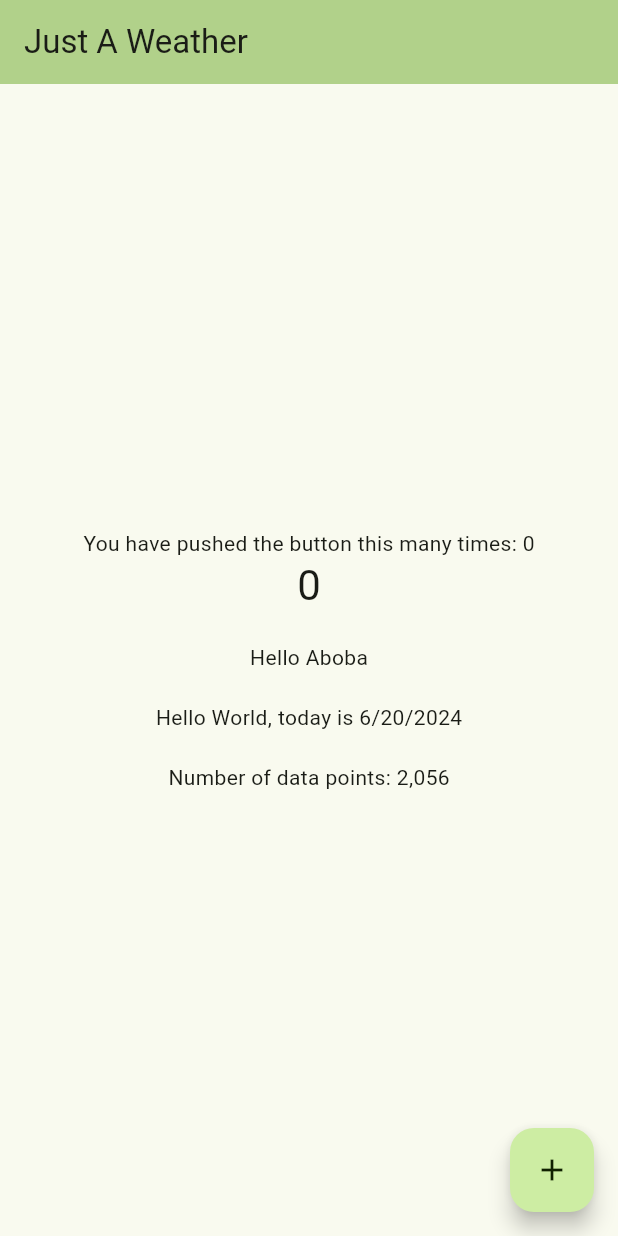
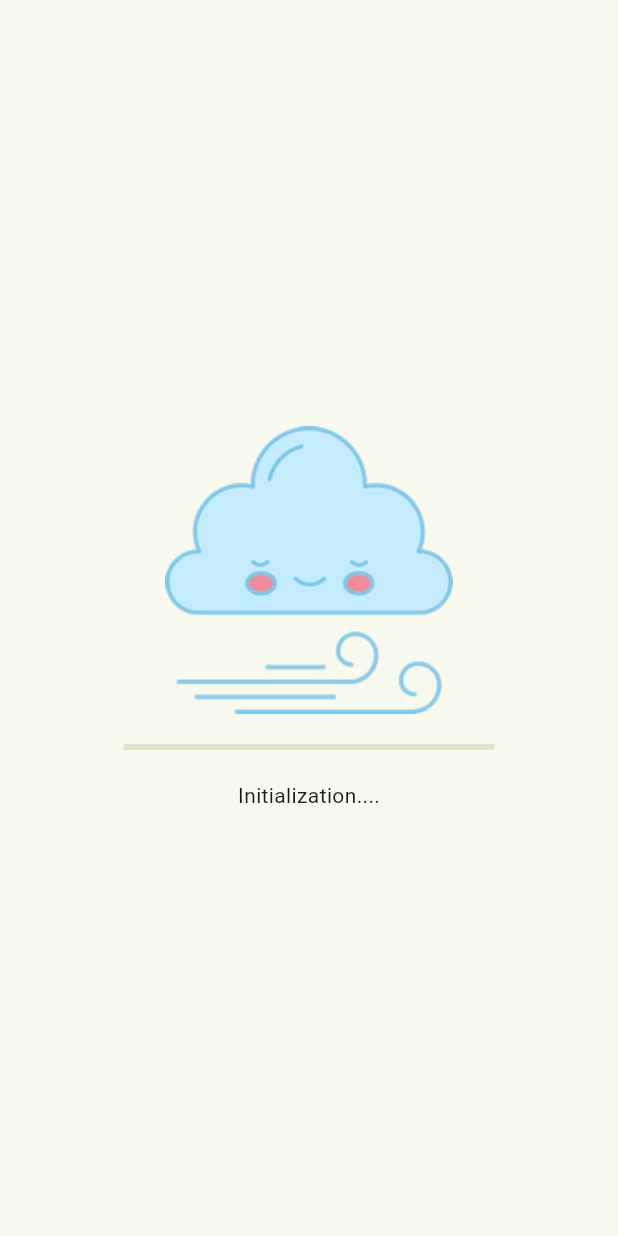
Before and after one commit to NikitaMasev/weather_app, a Flutter app: the first screen one second after launch, on a phone screen of 412 x 824 dp. Run offline on Flutter 3.47's test engine with Material 3 defaults, Android fonts, the phone set to English and light mode, and no system bars; our stand-ins replace sentry_flutter, shared_preferences; generated files the repository leaves out were written again.

Commit message:
splash page with loading app dependencies; added app_dependencies_configurator.dart for initialization needed resources of app;

```diff
--- a/lib/app.dart
+++ b/lib/app.dart
@@ -1,12 +1,17 @@
 import 'package:flutter/material.dart';
 import 'package:flutter_gen/gen_l10n/app_localizations.dart';
+import 'package:weather_app/di/configurators/app_dependencies_configurator.dart';
+import 'package:weather_app/di/configurators/initial_platform_dependencies.dart';
 import 'package:weather_app/di/providers/theme_mode_provider.dart';
+import 'package:weather_app/presentation/pages/start_flow/splash_page.dart';
 import 'package:weather_app/presentation/theming/theme_builder.dart';
 import 'package:weather_app/presentation/theming/theme_mode_extension.dart';
 import 'package:weather_app/presentation/theming/theme_mode_manager.dart';
 
 class App extends StatelessWidget {
-  const App();
+  const App(this.initialPlatformDependencies);
+
+  final InitialPlatformDependencies initialPlatformDependencies;
 
   @override
   Widget build(final BuildContext context) => ListenableBuilder(
@@ -18,7 +23,16 @@ class App extends StatelessWidget {
           themeMode: ThemeModeProvider.of(ctx).themeMode,
           localizationsDelegates: AppLocalizations.localizationsDelegates,
           supportedLocales: AppLocalizations.supportedLocales,
-          home: const MyHomePage(),
+          home: Builder(
+            builder: (final ctxHome) => SplashPage(
+              appDependenciesConfigurator: AppDependenciesConfigurator(
+                env: initialPlatformDependencies.env,
+                sharedPlatformPersistentImpl:
+                    initialPlatformDependencies.sharedPlatformPersistent,
+                appLocalizations: AppLocalizations.of(ctxHome)!,
+              ),
+            ),
+          ),
         ),
       );
 }
@@ -89,7 +103,7 @@ class _MyHomePageState extends State<MyHomePage> {
           // wireframe for each widget.
           mainAxisAlignment: MainAxisAlignment.center,
           children: <Widget>[
-             Text(
+            Text(
               AppLocalizations.of(context)!.pressedButton(_counter),
             ),
             Text(
--- /dev/null
+++ b/lib/di/configurators/app_dependencies_configurator.dart
@@ -0,0 +1,107 @@
+import 'dart:async';
+
+import 'package:flutter_gen/gen_l10n/app_localizations.dart';
+import 'package:weather_app/data/sources/shared/shared_platform_persistent_impl.dart';
+import 'package:weather_app/di/models/app_dependencies.dart';
+import 'package:weather_app/di/models/environments.dart';
+
+sealed class AppDependenciesState {
+  factory AppDependenciesState.initial() => AppDependenciesInitial();
+
+  factory AppDependenciesState.loading({
+    required final double progressPercent,
+    required final String description,
+  }) =>
+      AppDependenciesLoading(
+        progressPercent: progressPercent,
+        description: description,
+      );
+
+  factory AppDependenciesState.success({
+    required final AppDependencies appDependencies,
+  }) =>
+      AppDependenciesSuccess(appDependencies: appDependencies);
+}
+
+final class AppDependenciesInitial implements AppDependenciesState {}
+
+final class AppDependenciesLoading implements AppDependenciesState {
+  AppDependenciesLoading({
+    required this.progressPercent,
+    required this.description,
+  });
+
+  final double progressPercent;
+  final String description;
+}
+
+final class AppDependenciesSuccess implements AppDependenciesState {
+  AppDependenciesSuccess({required this.appDependencies});
+
+  final AppDependencies appDependencies;
+}
+
+final class AppDependenciesConfigurator {
+  AppDependenciesConfigurator({
+    required final Env env,
+    required final SharedPlatformPersistentImpl sharedPlatformPersistentImpl,
+    required final AppLocalizations appLocalizations,
+  })  : _env = env,
+        _sharedPlatformPersistentImpl = sharedPlatformPersistentImpl,
+        _appLocalizations = appLocalizations;
+
+  final Env _env;
+  final SharedPlatformPersistentImpl _sharedPlatformPersistentImpl;
+  final AppLocalizations _appLocalizations;
+
+  final _controllerDependenciesState = StreamController<AppDependenciesState>();
+
+  Stream<AppDependenciesState> get streamDependenciesState =>
+      _controllerDependenciesState.stream.asBroadcastStream();
+
+  Future<AppDependencies> startConfiguration() async {
+    _controllerDependenciesState.add(
+      AppDependenciesLoading(
+        progressPercent: 0,
+        description: _appLocalizations.dependInitFirst,
+      ),
+    );
+
+    await Future.delayed(Duration(seconds: 1));
+
+    _controllerDependenciesState.add(
+      AppDependenciesLoading(
+        progressPercent: 0.25,
+        description: _appLocalizations.dependInitStore,
+      ),
+    );
+
+    await Future.delayed(Duration(seconds: 2));
+
+    _controllerDependenciesState.add(
+      AppDependenciesLoading(
+        progressPercent: 0.5,
+        description: _appLocalizations.dependInitUserRepo,
+      ),
+    );
+
+    await Future.delayed(Duration(seconds: 1));
+
+    _controllerDependenciesState.add(
+      AppDependenciesLoading(
+        progressPercent: 1,
+        description: _appLocalizations.dependReady,
+      ),
+    );
+
+    final appDependencies = AppDependencies();
+
+    _controllerDependenciesState.add(
+      AppDependenciesSuccess(appDependencies: AppDependencies()),
+    );
+
+    return appDependencies;
+  }
+
+  Future<void> dispose() => _controllerDependenciesState.close();
+}
--- /dev/null
+++ b/lib/di/models/app_dependencies.dart
@@ -0,0 +1,3 @@
+final class AppDependencies {
+
+}
--- a/lib/di/providers/theme_mode_provider.dart
+++ b/lib/di/providers/theme_mode_provider.dart
@@ -14,10 +14,11 @@ class ThemeModeProvider extends InheritedWidget {
       themeModeManager.themeMode != oldWidget.themeModeManager.themeMode;
 
   static ThemeModeManager of(final BuildContext context) {
-    final scope = context.dependOnInheritedWidgetOfExactType<ThemeModeProvider>();
+    final scope =
+        context.dependOnInheritedWidgetOfExactType<ThemeModeProvider>();
 
     if (scope == null) {
-      throw Exception('ThemeModeScope not founded');
+      throw Exception('ThemeModeProvider not founded');
     }
     return scope.themeModeManager;
   }
--- a/lib/l10n/app_en.arb
+++ b/lib/l10n/app_en.arb
@@ -1,4 +1,8 @@
 {
+  "dependInitFirst": "Initialization....",
+  "dependInitStore": "Initialization store....",
+  "dependInitUserRepo": "Creating user repository....",
+  "dependReady": "Ready!",
   "appName": "Just A Weather",
   "pressedButton": "You have pushed the button this many times: {value}",
   "hello": "Hello {userName}",
--- a/lib/l10n/app_ru.arb
+++ b/lib/l10n/app_ru.arb
@@ -1,4 +1,8 @@
 {
+  "dependInitFirst": "Первоначальная инициализация....",
+  "dependInitStore": "Инициализация хранилища....",
+  "dependInitUserRepo": "Создание пользовательского репозитория....",
+  "dependReady": "Готово!",
   "appName": "Просто Погода",
   "pressedButton": "Вы нажали кнопку уже вот столько раз: {value}",
   "hello": "Привет {userName}",
--- a/lib/main.dart
+++ b/lib/main.dart
@@ -10,7 +10,7 @@ import 'package:weather_app/di/scopes/app_scope.dart';
 void main() => _bootstrap(
       (final platformDependencies) => AppScope(
         initialPlatformDependencies: platformDependencies,
-        child: const App(),
+        child: App(platformDependencies),
       ),
     );
 
--- /dev/null
+++ b/lib/presentation/pages/start_flow/splash_page.dart
@@ -0,0 +1,107 @@
+import 'package:flutter/material.dart';
+import 'package:weather_app/di/configurators/app_dependencies_configurator.dart';
+
+class SplashPage extends StatefulWidget {
+  const SplashPage({
+    required this.appDependenciesConfigurator,
+    super.key,
+  });
+
+  final AppDependenciesConfigurator appDependenciesConfigurator;
+
+  @override
+  State<SplashPage> createState() => _SplashPageState();
+}
+
+class _SplashPageState extends State<SplashPage> {
+  var _tweenProgress = Tween(begin: 0.0, end: 0.0);
+
+  @override
+  void initState() {
+    super.initState();
+    widget.appDependenciesConfigurator
+        .startConfiguration()
+        .catchError((final err) {
+          ///TODO If error initialization=>log and send to crashlytic
+    })
+        .then((final appDependencies) {
+      ///TODO Navigate to next screen
+    });
+  }
+
+  @override
+  void dispose() {
+    widget.appDependenciesConfigurator.dispose();
+    super.dispose();
+  }
+
+  @override
+  Widget build(final BuildContext context) => Scaffold(
+        body: Center(
+          child: Column(
+            mainAxisAlignment: MainAxisAlignment.center,
+            children: [
+              Image.asset('assets/png/splash_dark.png'),
+              const SizedBox(
+                height: 20,
+              ),
+              StreamBuilder<AppDependenciesState>(
+                stream:
+                    widget.appDependenciesConfigurator.streamDependenciesState,
+                initialData: AppDependenciesState.initial(),
+                builder: (final ctx, final snap) => switch (snap.data!) {
+                  AppDependenciesInitial() => SizedBox(
+                      width: MediaQuery.sizeOf(context).width * 0.6,
+                      child: TweenAnimationBuilder(
+                        curve: Curves.easeInOut,
+                        duration: const Duration(milliseconds: 400),
+                        tween: _tweenProgress,
+                        builder: (
+                          final ctx,
+                          final val,
+                          final _,
+                        ) =>
+                            LinearProgressIndicator(
+                          value: val,
+                        ),
+                      ),
+                    ),
+                  AppDependenciesLoading(
+                    progressPercent: final progress,
+                    description: final msg,
+                  ) =>
+                    Column(
+                      children: [
+                        SizedBox(
+                          width: MediaQuery.sizeOf(context).width * 0.6,
+                          child: TweenAnimationBuilder(
+                            curve: Curves.easeInOut,
+                            duration: const Duration(seconds: 1),
+                            tween: _tweenProgress = Tween(
+                              begin: _tweenProgress.end,
+                              end: progress,
+                            ),
+                            builder: (
+                              final ctx,
+                              final val,
+                              final _,
+                            ) =>
+                                LinearProgressIndicator(
+                              value: val,
+                            ),
+                          ),
+                        ),
+                        const SizedBox(
+                          height: 20,
+                        ),
+                        Text(msg),
+                      ],
+                    ),
+                  AppDependenciesSuccess() => const SizedBox.shrink(),
+                },
+              ),
+            ],
+          ),
+        ),
+      );
+}
--- a/pubspec.yaml
+++ b/pubspec.yaml
@@ -19,7 +19,7 @@ dependencies:
   provider: ^6.1.2
 
   #Analytics
-  sentry_flutter: ^8.2.0
+  sentry_flutter: ^8.3.0
 
   #UI
   cupertino_icons: ^1.0.8
```
